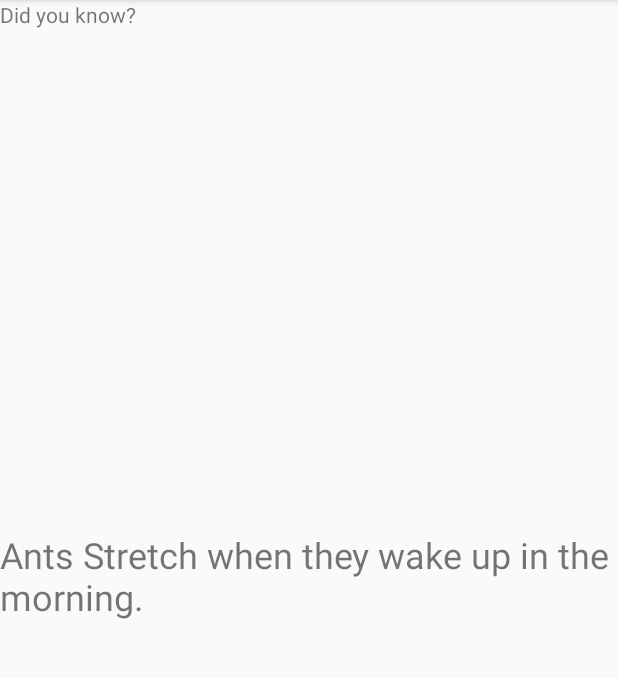
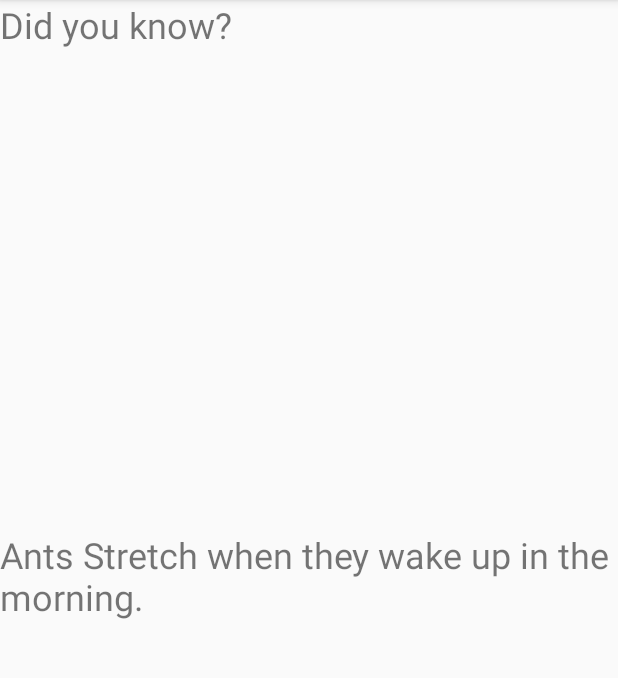
Before and after one commit to PardeepS2/FunFacts, an Android app: the screen it shows after launch (MainActivity), on a phone screen of 412 x 824 dp, the part 84-762 px from its top. Run offline under Robolectric (Android 15) with nearby library versions, the phone set to English and light mode, and no system bars.

Commit message:
change size of the text view

```diff
--- a/app/src/main/res/layout/activity_main.xml
+++ b/app/src/main/res/layout/activity_main.xml
@@ -10,7 +10,7 @@
         android:layout_width="wrap_content"
         android:layout_height="wrap_content"
         android:text="Did you know?"
-         />
+        android:textSize="24sp" />
 
     <TextView
         android:id="@+id/textView3"
```
